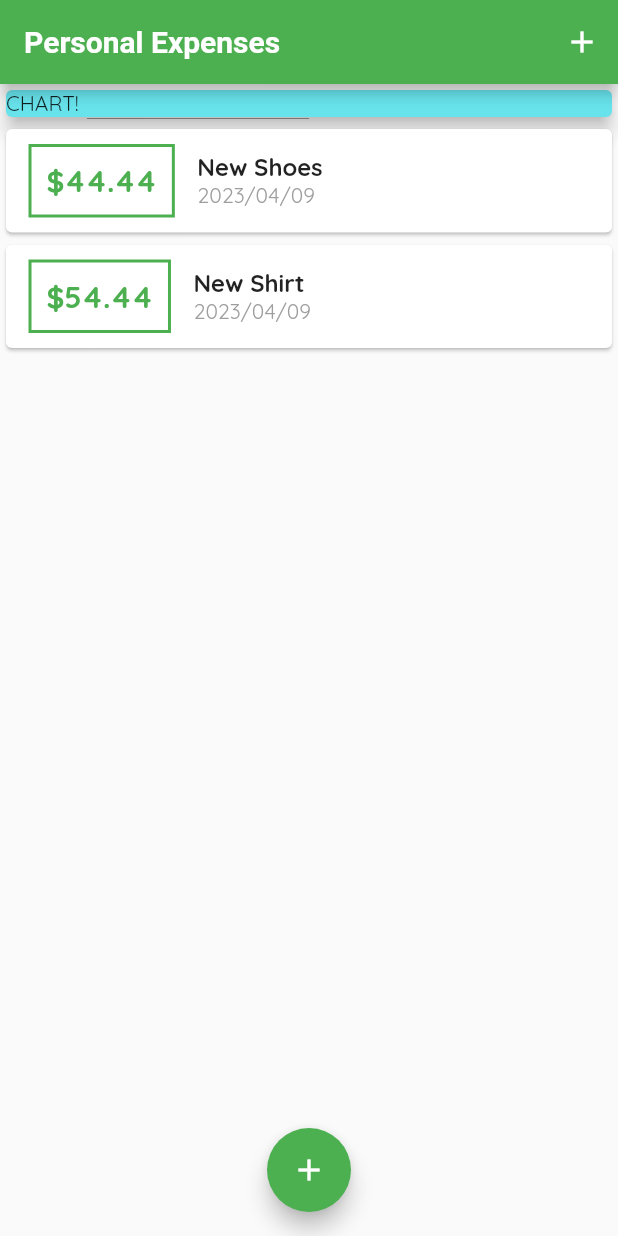
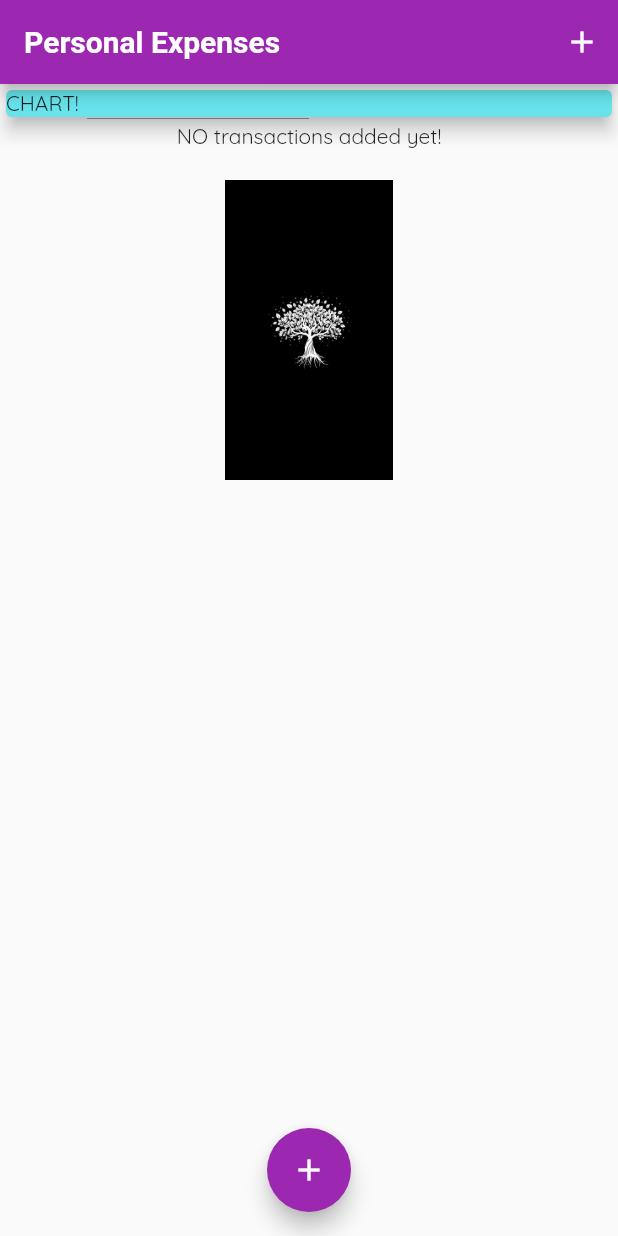
Before and after one commit to utsav1103/flutter-rental-app, a Flutter app: the screen it shows after launch, on a phone screen of 412 x 824 dp. Run offline on Flutter 3.47's test engine with Material 2 defaults, Android fonts, the phone set to English and light mode, and no system bars; Roboto replaces fonts that are missing ((OpenSans)).

Commit message:
Adding images to app

```diff
--- a/lib/main.dart
+++ b/lib/main.dart
@@ -16,7 +16,7 @@ class MyApp extends StatelessWidget {
     return MaterialApp(
       title: 'Personal Expenses',
       theme: ThemeData(
-        primarySwatch: Colors.green,
+        primarySwatch: Colors.purple,
         fontFamily: 'Quicksand',
         appBarTheme: AppBarTheme(
           titleTextStyle: TextStyle(
@@ -39,18 +39,18 @@ class MyHomePage extends StatefulWidget {
 
 class _MyHomePageState extends State<MyHomePage> {
   final List<Transaction> _userTransactions = [
-    Transaction(
-      id: 't1',
-      title: 'New Shoes',
-      amount: 44.44,
-      date: DateTime.now(),
-    ),
-    Transaction(
-      id: 't2',
-      title: 'New Shirt',
-      amount: 54.44,
-      date: DateTime.now(),
-    ),
+    // Transaction(
+    //   id: 't1',
+    //   title: 'New Shoes',
+    //   amount: 44.44,
+    //   date: DateTime.now(),
+    // ),
+    // Transaction(
+    //   id: 't2',
+    //   title: 'New Shirt',
+    //   amount: 54.44,
+    //   date: DateTime.now(),
+    // ),
   ];
 
   void _addNewTransaction(String txTitle, double txAmount) {
--- a/lib/widgets/transaction_list.dart
+++ b/lib/widgets/transaction_list.dart
@@ -12,7 +12,20 @@ class TransactionList extends StatelessWidget {
   Widget build(BuildContext context) {
     return Container(
       height: 300,
-      child: ListView.builder(
+      child: transactions.isEmpty ? Column(children: <Widget> [
+        Text('NO transactions added yet!',
+        ),
+        SizedBox(
+          height: 20,
+        ),
+        Container(
+          height: 200,
+          child: Image.asset(
+            'assets/images/waiting.jpg', fit: BoxFit.cover,)
+            ),
+      ],
+      )
+       : ListView.builder(
         itemBuilder: (ctx, index){
           return Card(
             child: Row(
--- a/pubspec.yaml
+++ b/pubspec.yaml
@@ -61,8 +61,8 @@ flutter:
   uses-material-design: true
 
   # To add assets to your application, add an assets section, like this:
-  # assets:
-  #   - images/a_dot_burr.jpeg
+  assets:
+   - assets/images/waiting.jpg
   #   - images/a_dot_ham.jpeg
 
   # An image asset can refer to one or more resolution-specific "variants", see
```
Also changed, not shown: assets/images/waiting.jpg (added).
